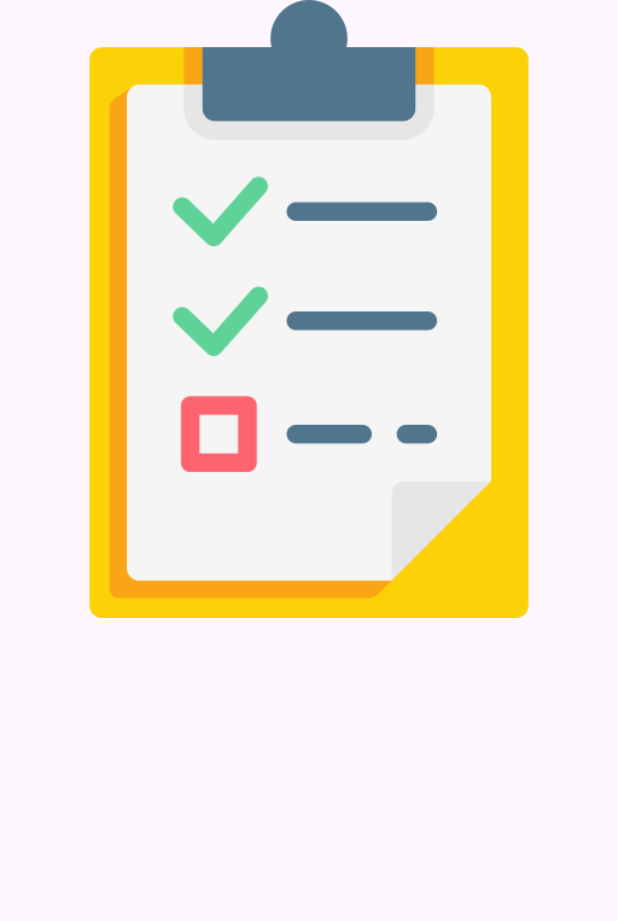
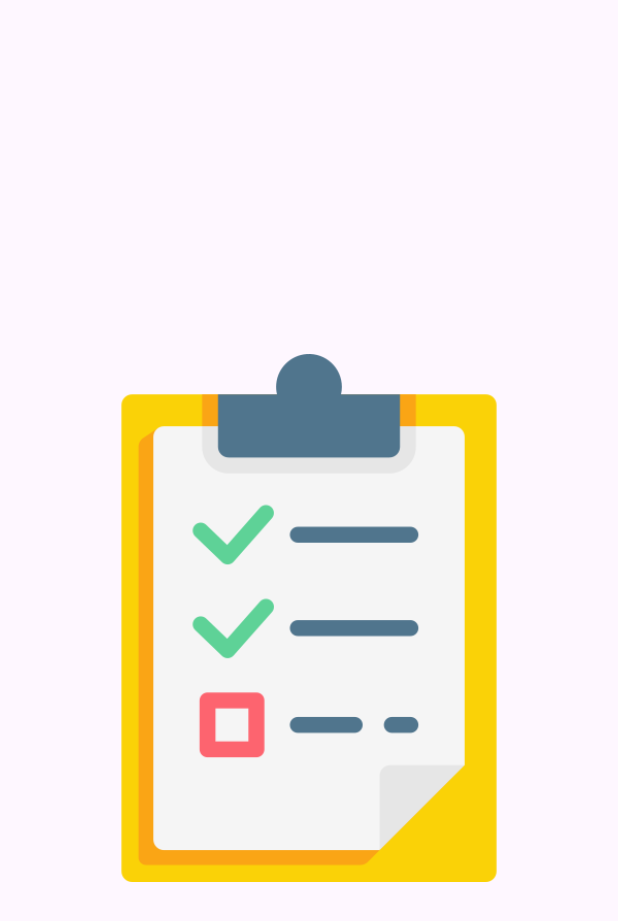
Before and after one commit to muhtar-sgk/TodoAppRiverpod, a Flutter app: the screen it shows after launch, on a phone screen of 412 x 824 dp. Shown: the top 921 px of the screen. Run offline on Flutter 3.47's test engine with Material 2 defaults, Android fonts, the phone set to English and light mode, and no system bars.

Commit message:
add padding on todo image

```diff
--- a/lib/features/on_boarding/views/on_boarding_screen.dart
+++ b/lib/features/on_boarding/views/on_boarding_screen.dart
@@ -14,7 +14,15 @@ class OnBoardingScreen extends StatelessWidget {
   @override
   Widget build(BuildContext context) {
     return Scaffold(
-      body: Image.asset(ImageRes.todo),
+      body: Column(
+        mainAxisAlignment: MainAxisAlignment.center,
+        children: [
+          Padding(
+            padding: const EdgeInsets.symmetric(horizontal: 30),
+            child: Image.asset(ImageRes.todo)
+          )
+        ]
+      ),
     );
   }
 }
```
